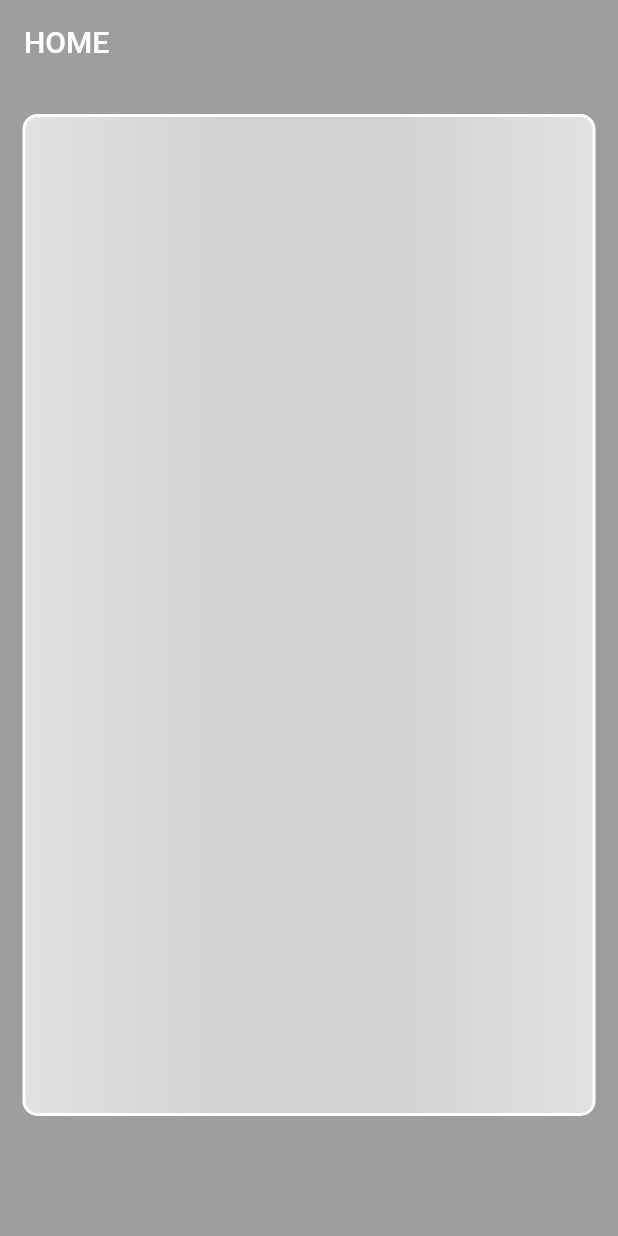
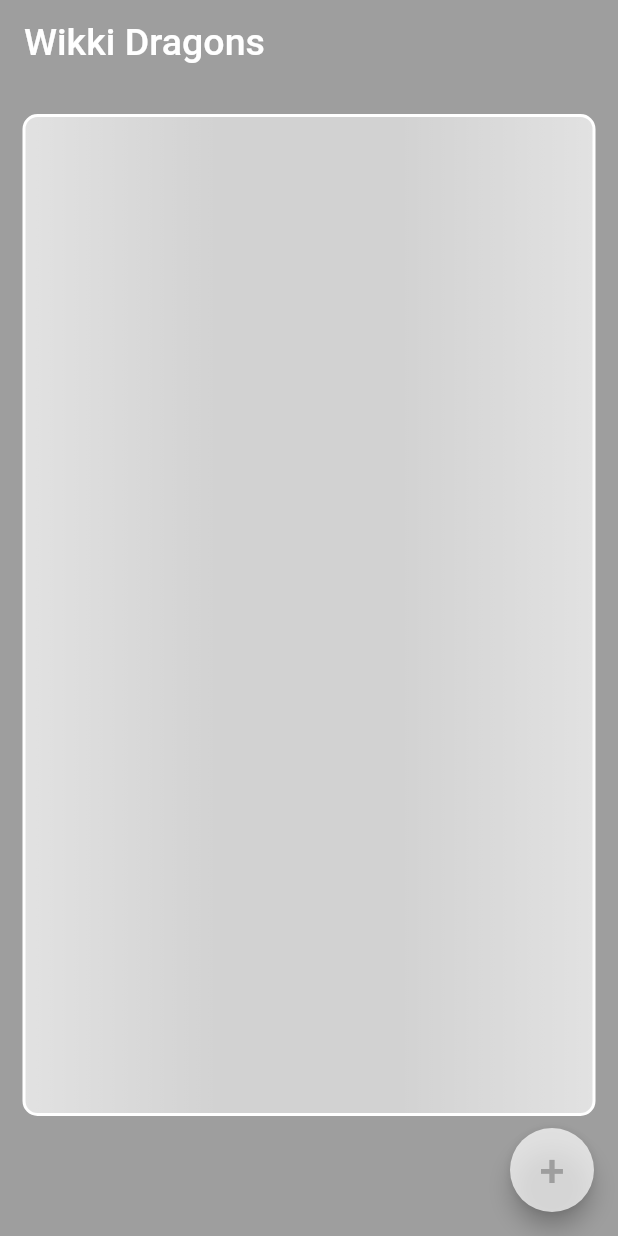
Before and after one commit to SFP95/ExamenDISonia, a Flutter app: the screen it shows after launch, on a phone screen of 412 x 824 dp. Run offline on Flutter 3.47's test engine with Material 2 defaults, Android fonts, the phone set to English and light mode, and no system bars; our stand-ins replace chat_bubbles, cloud_firestore, firebase_auth, firebase_core; accounts and stored records are empty.

Commit message:
incluir float button

```diff
--- a/lib/home_views/Home.dart
+++ b/lib/home_views/Home.dart
@@ -74,7 +74,11 @@ class _HomeView extends State<HomeView> {
         appBar: AppBar(
           elevation: 0,
           backgroundColor: Colors.grey,
-          title: Text('HOME'),
+          title: Text('Wikki Dragons',
+          style: TextStyle(
+            fontSize:25,
+          ),
+          ),
         ),
         body:
             Center(
@@ -111,6 +115,17 @@ class _HomeView extends State<HomeView> {
               ),
             )
             ),
+      floatingActionButton:  FloatingActionButton(
+        backgroundColor: Colors.white70,
+        child:Text('+',style: TextStyle(
+          color: Colors.grey,
+          fontSize: 30
+        ),
+        ),
+        onPressed: () {
+
+        },
+      ),
         );
   }
 
```
